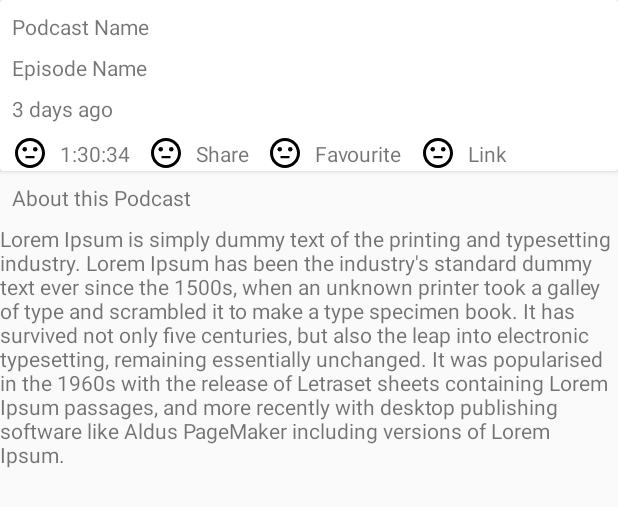
After one commit to larryjames042/Podz, an Android app: the layout fragment_episode_detail.xml on its own in the app's theme, with its tools: preview values and no code run, on a phone screen of 412 x 824 dp. The commit adds this screen. Shown: the top 507 px of the screen. Run offline under Robolectric (Android 15) with nearby library versions, the phone set to English and light mode, and no system bars.

Commit message:
add detail fragment

```diff
--- /dev/null
+++ b/app/src/main/res/drawable/ic_temp.xml
@@ -0,0 +1,18 @@
+<vector xmlns:android="http://schemas.android.com/apk/res/android"
+        android:width="24dp"
+        android:height="24dp"
+        android:viewportWidth="24.0"
+        android:viewportHeight="24.0">
+    <path
+        android:fillColor="#FF000000"
+        android:pathData="M9,14h6v1.5H9z"/>
+    <path
+        android:fillColor="#FF000000"
+        android:pathData="M15.5,9.5m-1.5,0a1.5,1.5 0,1 1,3 0a1.5,1.5 0,1 1,-3 0"/>
+    <path
+        android:fillColor="#FF000000"
+        android:pathData="M8.5,9.5m-1.5,0a1.5,1.5 0,1 1,3 0a1.5,1.5 0,1 1,-3 0"/>
+    <path
+        android:fillColor="#FF000000"
+        android:pathData="M11.99,2C6.47,2 2,6.48 2,12s4.47,10 9.99,10C17.52,22 22,17.52 22,12S17.52,2 11.99,2zM12,20c-4.42,0 -8,-3.58 -8,-8s3.58,-8 8,-8 8,3.58 8,8 -3.58,8 -8,8z"/>
+</vector>
--- /dev/null
+++ b/app/src/main/res/layout/fragment_episode_detail.xml
@@ -0,0 +1,146 @@
+<?xml version="1.0" encoding="utf-8"?>
+<layout xmlns:android="http://schemas.android.com/apk/res/android"
+    xmlns:app="http://schemas.android.com/apk/res-auto"
+    xmlns:tools="http://schemas.android.com/tools">
+    <android.support.constraint.ConstraintLayout
+        android:layout_width="match_parent"
+        android:layout_height="match_parent">
+
+        <android.support.v7.widget.CardView
+            android:id="@+id/cardView"
+            android:layout_width="match_parent"
+            android:layout_height="wrap_content">
+
+            <android.support.constraint.ConstraintLayout
+                android:layout_width="match_parent"
+                android:layout_height="wrap_content">
+
+                <TextView
+                    android:id="@+id/podcast_name"
+                    android:layout_width="wrap_content"
+                    android:layout_height="wrap_content"
+                    android:layout_marginStart="8dp"
+                    android:layout_marginTop="8dp"
+                    app:layout_constraintStart_toStartOf="parent"
+                    app:layout_constraintTop_toTopOf="parent"
+                    tools:text="@string/test_podcast_name" />
+
+                <TextView
+                    android:id="@+id/episode_name"
+                    android:layout_width="wrap_content"
+                    android:layout_height="wrap_content"
+                    android:layout_marginTop="8dp"
+                    app:layout_constraintStart_toStartOf="@+id/podcast_name"
+                    app:layout_constraintTop_toBottomOf="@+id/podcast_name"
+                    tools:text="@string/test_episode_name" />
+
+                <TextView
+                    android:id="@+id/episode_upload_date"
+                    android:layout_width="wrap_content"
+                    android:layout_height="wrap_content"
+                    android:layout_marginTop="8dp"
+                    app:layout_constraintStart_toStartOf="@+id/episode_name"
+                    app:layout_constraintTop_toBottomOf="@+id/episode_name"
+                    tools:text="@string/test_upload_date" />
+
+                <ImageButton
+                    android:id="@+id/bt_play"
+                    android:layout_width="wrap_content"
+                    android:layout_height="wrap_content"
+                    android:layout_marginTop="8dp"
+                    android:background="@color/transparent"
+                    app:layout_constraintStart_toStartOf="@+id/episode_upload_date"
+                    app:layout_constraintTop_toBottomOf="@+id/episode_upload_date"
+                    tools:src="@drawable/ic_temp" />
+
+                <TextView
+                    android:id="@+id/episode_duration"
+                    android:layout_width="wrap_content"
+                    android:layout_height="wrap_content"
+                    android:layout_marginStart="8dp"
+                    app:layout_constraintBottom_toBottomOf="@+id/bt_play"
+                    app:layout_constraintStart_toEndOf="@+id/bt_play"
+                    app:layout_constraintTop_toTopOf="@+id/bt_play"
+                    tools:text="@string/test_duration" />
+
+                <ImageButton
+                    android:id="@+id/bt_share"
+                    android:layout_width="wrap_content"
+                    android:layout_height="wrap_content"
+                    android:layout_marginStart="12dp"
+                    android:background="@color/transparent"
+                    app:layout_constraintStart_toEndOf="@+id/episode_duration"
+                    app:layout_constraintTop_toTopOf="@+id/bt_play"
+                    tools:src="@drawable/ic_temp" />
+
+                <TextView
+                    android:id="@+id/episode_share"
+                    android:layout_width="wrap_content"
+                    android:layout_height="wrap_content"
+                    android:layout_marginStart="8dp"
+                    app:layout_constraintStart_toEndOf="@+id/bt_share"
+                    app:layout_constraintTop_toTopOf="@+id/episode_duration"
+                    tools:text="@string/share" />
+
+                <ImageButton
+                    android:id="@+id/bt_fav"
+                    android:layout_width="wrap_content"
+                    android:layout_height="wrap_content"
+                    android:layout_marginStart="12dp"
+                    android:background="@color/transparent"
+                    app:layout_constraintStart_toEndOf="@+id/episode_share"
+                    app:layout_constraintTop_toTopOf="@+id/bt_share"
+                    tools:src="@drawable/ic_temp" />
+
+                <TextView
+                    android:id="@+id/episode_fav"
+                    android:layout_width="wrap_content"
+                    android:layout_height="wrap_content"
+                    android:layout_marginStart="8dp"
+                    app:layout_constraintStart_toEndOf="@+id/bt_fav"
+                    app:layout_constraintTop_toTopOf="@+id/episode_share"
+                    tools:text="@string/favourite" />
+
+                <ImageButton
+                    android:id="@+id/bt_link"
+                    android:layout_width="wrap_content"
+                    android:layout_height="wrap_content"
+                    android:layout_marginStart="12dp"
+                    android:background="@color/transparent"
+                    app:layout_constraintStart_toEndOf="@+id/episode_fav"
+                    app:layout_constraintTop_toTopOf="@+id/bt_fav"
+                    tools:src="@drawable/ic_temp" />
+
+                <TextView
+                    android:id="@+id/episode_link"
+                    android:layout_width="wrap_content"
+                    android:layout_height="wrap_content"
+                    android:layout_marginStart="8dp"
+                    app:layout_constraintStart_toEndOf="@+id/bt_link"
+                    app:layout_constraintTop_toTopOf="@+id/episode_fav"
+                    tools:text="@string/test_link" />
+
+            </android.support.constraint.ConstraintLayout>
+        </android.support.v7.widget.CardView>
+
+        <TextView
+            android:id="@+id/textView"
+            android:layout_width="wrap_content"
+            android:layout_height="wrap_content"
+            android:layout_marginStart="8dp"
+            android:layout_marginTop="8dp"
+            app:layout_constraintStart_toStartOf="parent"
+            app:layout_constraintTop_toBottomOf="@+id/cardView"
+            tools:text="@string/test_title" />
+
+        <TextView
+            android:layout_width="match_parent"
+            android:layout_height="wrap_content"
+            android:layout_marginTop="8dp"
+            app:layout_constraintEnd_toEndOf="parent"
+            app:layout_constraintStart_toStartOf="parent"
+            app:layout_constraintTop_toBottomOf="@+id/textView"
+            tools:text="@string/test_content" />
+
+    </android.support.constraint.ConstraintLayout>
+</layout>
--- a/app/src/main/res/values/colors.xml
+++ b/app/src/main/res/values/colors.xml
@@ -9,4 +9,6 @@
     <color name="teal_700">#00796b</color>
     <color name="teal_900">#004d40</color>
     <color name="light_green_a200">#b2ff59</color>
+
+    <color name="transparent">#00fcfcfc</color>
 </resources>
--- a/app/src/main/res/values/dimens.xml
+++ b/app/src/main/res/values/dimens.xml
@@ -2,4 +2,7 @@
     <!-- Default screen margins, per the Android Design guidelines. -->
     <dimen name="activity_horizontal_margin">16dp</dimen>
     <dimen name="activity_vertical_margin">16dp</dimen>
+
+    <dimen name="app_bar_layout_height">250dp</dimen>
+
 </resources>
--- a/app/src/main/res/values/strings.xml
+++ b/app/src/main/res/values/strings.xml
@@ -5,4 +5,17 @@
     <string name="title_search">Search</string>
     <string name="title_discover">Discover</string>
 
+    <string name="podcast_image">Podcast cover image</string>
+    <string name="subscription">Subscribe</string>
+    <string name="share">Share</string>
+    <string name="favourite">Favourite</string>
+    <string name="test_title">About this Podcast</string>
+    <string name="test_content">Lorem Ipsum is simply dummy text of the printing and typesetting industry. Lorem Ipsum has been the industry\'s standard dummy text ever since the 1500s, when an unknown printer took a galley of type and scrambled it to make a type specimen book. It has survived not only five centuries, but also the leap into electronic typesetting, remaining essentially unchanged. It was popularised in the 1960s with the release of Letraset sheets containing Lorem Ipsum passages, and more recently with desktop publishing software like Aldus PageMaker including versions of Lorem Ipsum.</string>
+    <string name="latest_episode">LATEST EPISODE</string>
+    <string name="previous_episode">PREVIOUS EPISODE</string>
+    <string name="test_podcast_name">Podcast Name</string>
+    <string name="test_episode_name">Episode Name</string>
+    <string name="test_upload_date">3 days ago</string>
+    <string name="test_duration">1:30:34</string>
+    <string name="test_link">Link</string>
 </resources>
--- a/app/src/main/res/values/styles.xml
+++ b/app/src/main/res/values/styles.xml
@@ -1,7 +1,7 @@
 <resources>
 
     <!-- Base application theme. -->
-    <style name="AppTheme" parent="Theme.AppCompat.NoActionBar">
+    <style name="AppTheme" parent="Theme.AppCompat.Light.NoActionBar">
         <!-- Customize your theme here. -->
         <item name="colorPrimary">@color/colorPrimary</item>
         <item name="colorPrimaryDark">@color/colorPrimaryDark</item>
```
Also changed, not shown: app/src/main/res/layout/fragment_podcast_detail.xml (added, +51 -0 lines), app/src/main/res/layout/podcast_detail_content.xml (added, +136 -0 lines), app/src/main/java/mirror/co/larry/podz/MainActivity.java (line endings or trailing spaces).
